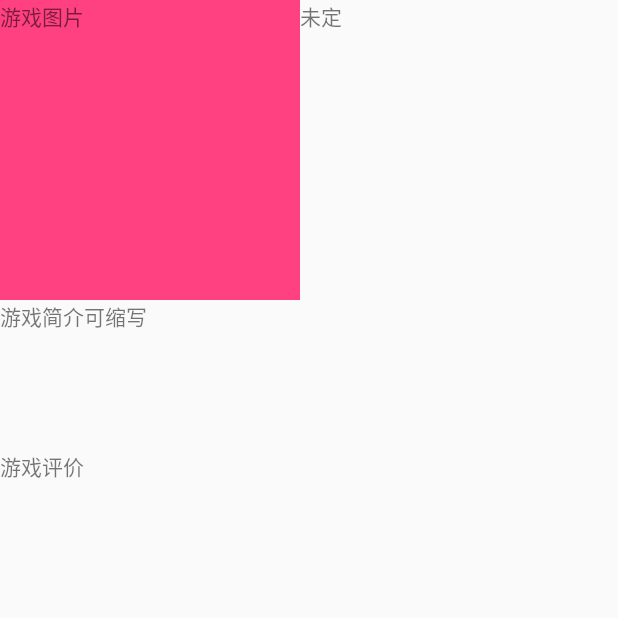
After one commit to HanXuanMo/naruto, an Android app: the Game_item_content screen opened directly, with no data from a screen before it, on a phone screen of 412 x 824 dp, the top half of it. The commit adds this screen. Run offline under Robolectric (Android 15) with nearby library versions, the phone set to English and light mode, and no system bars.

Commit message:
游戏内容（未完成）

```diff
--- a/app/src/main/AndroidManifest.xml
+++ b/app/src/main/AndroidManifest.xml
@@ -17,6 +17,7 @@
             </intent-filter>
         </activity>
         <activity android:name=".Login" />
+        <activity android:name=".Game_item_content"></activity>
     </application>
 
 </manifest>
--- a/app/src/main/java/com/naruto/android/Game.java
+++ b/app/src/main/java/com/naruto/android/Game.java
@@ -5,8 +5,8 @@ import android.widget.TextView;
 
 public class Game {
 
-    int gameImage;
-    String gameName;
+    private int gameImage;
+    private String gameName;
 
     public Game(String gameName,int gameImage)
     {
--- /dev/null
+++ b/app/src/main/java/com/naruto/android/Game_item_content.java
@@ -0,0 +1,14 @@
+package com.naruto.android;
+
+import android.support.v7.app.AppCompatActivity;
+import android.os.Bundle;
+//游戏内容
+public class Game_item_content extends AppCompatActivity {
+
+    @Override
+    protected void onCreate(Bundle savedInstanceState) {
+        super.onCreate(savedInstanceState);
+        setContentView(R.layout.activity_game_item_content);
+
+    }
+}
--- a/app/src/main/java/com/naruto/android/MainActivity.java
+++ b/app/src/main/java/com/naruto/android/MainActivity.java
@@ -1,6 +1,7 @@
 package com.naruto.android;
 
 import android.animation.ValueAnimator;
+import android.app.Activity;
 import android.content.Intent;
 import android.graphics.Canvas;
 import android.graphics.Color;
@@ -42,6 +43,7 @@ import java.util.Random;
 import de.hdodenhof.circleimageview.CircleImageView;
 
 public class MainActivity extends AppCompatActivity {
+
 
     //按钮距离
     private static final int DISTANCE = 300;
--- /dev/null
+++ b/app/src/main/res/layout/activity_game_item_content.xml
@@ -0,0 +1,38 @@
+<RelativeLayout xmlns:android="http://schemas.android.com/apk/res/android"
+    android:layout_width="match_parent"
+    android:layout_height="wrap_content"
+    android:orientation="vertical">
+
+    <ImageView
+        android:id="@+id/game_item_image"
+        android:layout_width="200dp"
+        android:layout_height="200dp"
+        android:layout_alignParentTop="true"
+        android:layout_alignParentLeft="true"
+        android:src="@color/colorAccent"/>
+
+    <TextView
+        android:layout_width="200dp"
+        android:layout_height="200dp"
+        android:text="游戏图片"/>
+
+    <TextView
+        android:layout_width="match_parent"
+        android:layout_height="200dp"
+        android:text="未定"
+        android:layout_toRightOf="@id/game_item_image"/>
+
+    <TextView
+        android:id="@+id/game_item_content"
+        android:layout_width="match_parent"
+        android:layout_height="100dp"
+        android:layout_below="@id/game_item_image"
+        android:text="游戏简介可缩写"/>
+
+    <TextView
+        android:id="@+id/game_item_reviews"
+        android:layout_width="match_parent"
+        android:layout_height="match_parent"
+        android:layout_below="@id/game_item_content"
+        android:text="游戏评价"/>
+</RelativeLayout>
--- a/app/src/main/res/layout/content_evaluation.xml
+++ b/app/src/main/res/layout/content_evaluation.xml
@@ -1,6 +1,7 @@
 <?xml version="1.0" encoding="utf-8"?>
 <LinearLayout xmlns:android="http://schemas.android.com/apk/res/android"
-    android:orientation="vertical" android:layout_width="match_parent"
+    android:orientation="vertical"
+    android:layout_width="match_parent"
     android:layout_height="match_parent">
 
 
```
Also changed, not shown: app/src/main/java/com/naruto/android/GameAdapter.java (+25 -4 lines).
